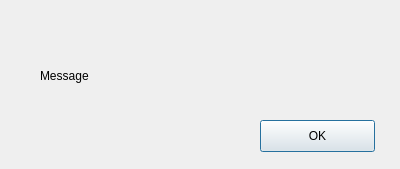
j71200/DentistHelper, file messagedialog.ui: the form before one commit.
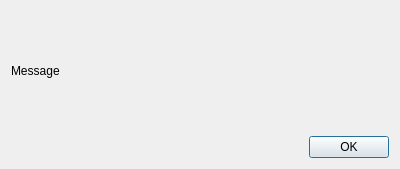
The form after the commit.

Commit message: Added error message when TreeView get wrong path

```diff
--- a/messagedialog.ui
+++ b/messagedialog.ui
@@ -13,32 +13,39 @@
   <property name="windowTitle">
    <string>Dialog</string>
   </property>
+  <layout class="QVBoxLayout" name="verticalLayout">
+   <item>
   <widget class="QLabel" name="messageLabel">
-   <property name="geometry">
-    <rect>
-     <x>40</x>
-     <y>30</y>
-     <width>201</width>
-     <height>91</height>
-    </rect>
-   </property>
    <property name="text">
     <string>Message</string>
    </property>
   </widget>
+   </item>
+   <item>
+    <layout class="QHBoxLayout" name="horizontalLayout">
+     <item>
+      <spacer name="horizontalSpacer">
+       <property name="orientation">
+        <enum>Qt::Horizontal</enum>
+       </property>
+       <property name="sizeHint" stdset="0">
+        <size>
+         <width>40</width>
+         <height>20</height>
+        </size>
+       </property>
+      </spacer>
+     </item>
+     <item>
   <widget class="QPushButton" name="okButton">
-   <property name="geometry">
-    <rect>
-     <x>260</x>
-     <y>120</y>
-     <width>115</width>
-     <height>32</height>
-    </rect>
-   </property>
    <property name="text">
     <string>OK</string>
    </property>
   </widget>
+     </item>
+    </layout>
+   </item>
+  </layout>
  </widget>
  <resources/>
  <connections/>
```
Lines whose indentation alone changed are shown as unchanged. The commit also changes 2 other files.
